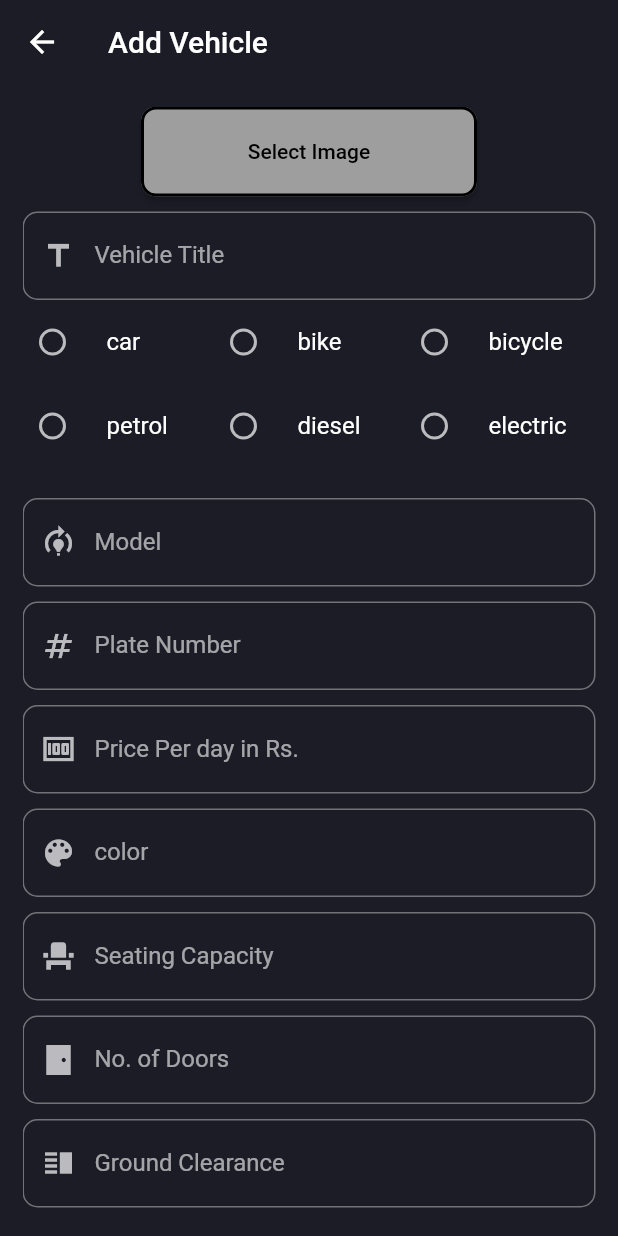
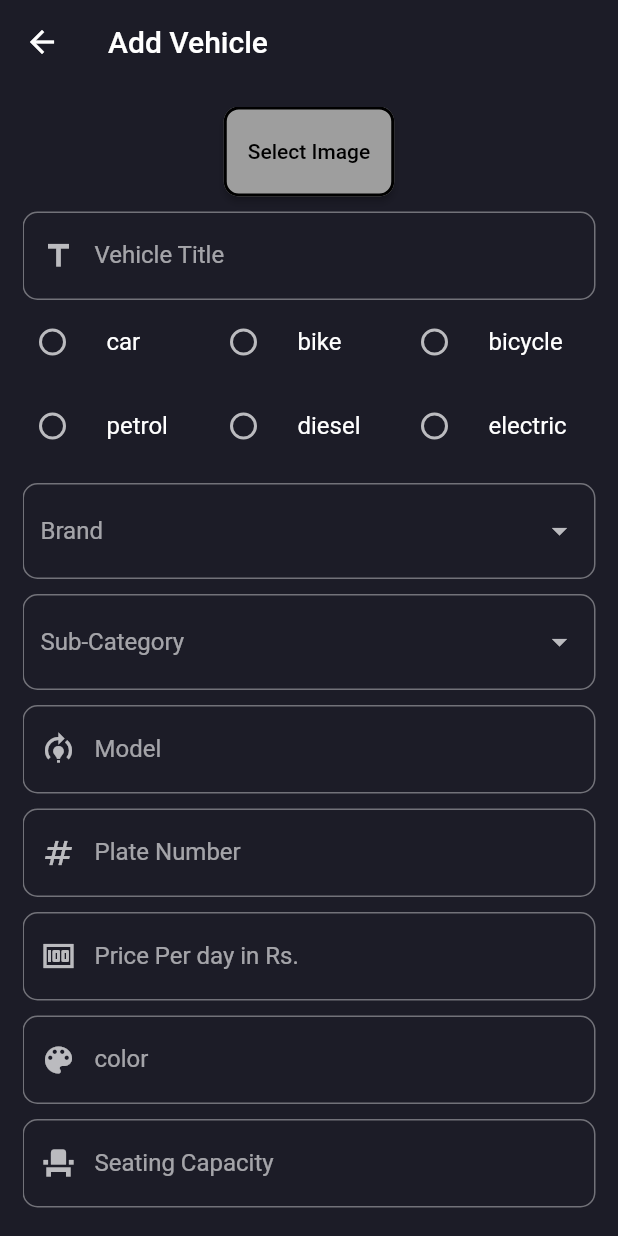
Before and after one commit to edr3x/vehicle_rental_application, a Flutter app: the AddVehiclePage screen opened by its route, on a phone screen of 412 x 824 dp. Run offline on Flutter 3.47's test engine with Material 2 defaults, Android fonts, the phone set to English and light mode, and no system bars; our stand-ins replace equatable, flutter_bloc, geocoding, geolocator, image_picker, shared_preferences; accounts and stored records are empty; network calls fail.

Commit message:
`fix:` null problem

```diff
--- a/lib/views/pages/vehicle/add_vehicle_page.dart
+++ b/lib/views/pages/vehicle/add_vehicle_page.dart
@@ -7,6 +7,7 @@ import 'package:rental_system_app/views/common/widgets/custom_error_dialogue.dar
 import 'package:rental_system_app/views/common/widgets/custom_snackbar.dart';
 import 'package:rental_system_app/views/pages/auth/widgets/auth_button.dart';
 import 'package:rental_system_app/views/pages/home/home_page.dart';
+import 'package:rental_system_app/views/pages/vehicle/widgets/vehicle_cats.dart';
 
 class AddVehiclePage extends StatefulWidget {
   static const String routeName = '/add-vehicle';
@@ -33,6 +34,16 @@ class _AddVehiclePageState extends State<AddVehiclePage> {
   DriveTrain? _drivetTrain;
   Transmission? _transmission;
 
+  String? _title;
+  String? _model;
+  String? _rate;
+  String? _latitude;
+  String? _longitude;
+  String? _description;
+  String? _rentGuidelines;
+  String? _color;
+  String? _plateNumber;
+
   String _selectedBrand = "Tesla";
   String _selectedSubCategory = "SUV";
 
@@ -55,21 +66,6 @@ class _AddVehiclePageState extends State<AddVehiclePage> {
       _image = pickedImage;
     });
   }
-
-  @override
-  Widget build(BuildContext context) {
-    String? title;
-    String? model;
-    String? rate;
-    String? latitude;
-    String? longitude;
-    String? description;
-    String? rentGuidelines;
-    String? color;
-    String? plateNumber;
-
-    latitude = context.read<CurrentLocationCubit>().state.position.latitude.toString();
-    longitude = context.read<CurrentLocationCubit>().state.position.longitude.toString();
 
   void submit() {
     setState(() {
@@ -119,25 +115,26 @@ class _AddVehiclePageState extends State<AddVehiclePage> {
     print("button pressed 1 \n\n");
 
     print(
-        " \n\n $type, $title, $model, $category, ${_image!.path}, $description, $plateNumber, $rentGuidelines, $transmission, $driveTrain, $_hasAC, $color, $latitude, $longitude!, $_hasAirbag, $_noOfDoors, $_hasUSBPort, $_hasBluetooth, $_seatingCapacity, $_hasAutoDrive, $_hasHeatedSeats, $_hasKeylessEntry, $_groundClearance, $_hasParkingSensors,",
+      " \n\n type: $type,\n title: $_title, \n model: $_model,\n category: $category,\n image: ${_image!.path},\n desc: $_description,\n plage: $_plateNumber, \n rentguidelines: $_rentGuidelines, transmission: $transmission, \n drive:  $driveTrain, ac: $_hasAC, color: $_color, \n lat: $_latitude, lon: $_longitude!, \n air: $_hasAirbag, doors:  $_noOfDoors, \n usb: $_hasUSBPort,\n blue: $_hasBluetooth, seaging:  $_seatingCapacity, auto: $_hasAutoDrive,\n heated:  $_hasHeatedSeats, \n keyless: $_hasKeylessEntry, gc: $_groundClearance,\n sensors: $_hasParkingSensors,",
     );
     // context.read<AddVehicleCubit>().addVehicle(
+    //       title: title!,
     //       type: type,
     //       brandId: "bfb48a75-cd07-4e8c-b5c3-1f373f906acd",
-      //       model: _model!,
+    //       model: model!,
     //       subCategoryId: "cee914e3-0c2d-4284-9bda-0f5f8765fefc", // have to do this
     //       category: category,
     //       imageFile: _image!.path,
-      //       description: _description!,
-      //       vehicleNumber: _plateNumber!,
-      //       rentGuidelines: _rentGuidelines!,
+    //       description: description!,
+    //       vehicleNumber: plateNumber!,
+    //       rentGuidelines: rentGuidelines!,
     //       transmission: transmission,
     //       driveTrain: driveTrain,
-      //       rate: "${_rate!}/day",
+    //       rate: "${rate!}/day",
     //       hasAC: _hasAC,
-      //       color: _color!,
-      //       lat: _latitude!,
-      //       lon: _longitude!,
+    //       color: color!,
+    //       lat: latitude!,
+    //       lon: longitude!,
     //       hasAirbag: _hasAirbag,
     //       noOfDoors: _noOfDoors,
     //       hasUSBPort: _hasUSBPort,
@@ -151,6 +148,11 @@ class _AddVehiclePageState extends State<AddVehiclePage> {
     //     );
     print("button pressed 2");
   }
+
+  @override
+  Widget build(BuildContext context) {
+    _latitude = context.read<CurrentLocationCubit>().state.position.latitude.toString();
+    _longitude = context.read<CurrentLocationCubit>().state.position.longitude.toString();
 
     return BlocConsumer<AddVehicleCubit, AddVehicleState>(
       listener: (context, state) {
@@ -179,8 +181,8 @@ class _AddVehiclePageState extends State<AddVehiclePage> {
                 child: Form(
                   key: _formKey,
                   autovalidateMode: _autovalidateMode,
-                  child: ListView(
-                    shrinkWrap: true,
+                  child: SingleChildScrollView(
+                    child: Column(
                       children: [
                         Padding(
                           padding: const EdgeInsets.symmetric(horizontal: 79.0),
@@ -221,51 +223,51 @@ class _AddVehiclePageState extends State<AddVehiclePage> {
                             return null;
                           },
                           onSaved: (String? value) {
-                          title = value!;
+                            _title = value!;
                           },
                         ),
                         categorySelect(),
                         typeSelect(),
                         const SizedBox(height: 10),
-                      // DropdownButtonFormField(
-                      //   decoration: const InputDecoration(
-                      //     labelText: 'Brand',
-                      //     border: OutlineInputBorder(
-                      //       borderRadius: BorderRadius.all(
-                      //         Radius.circular(10.0),
-                      //       ),
-                      //     ),
-                      //   ),
-                      //   items: brands.map((String value) {
-                      //     return DropdownMenuItem<String>(
-                      //       value: value,
-                      //       child: Text(value),
-                      //     );
-                      //   }).toList(),
-                      //   onChanged: (String? value) {
-                      //     _selectedBrand = value!;
-                      //   },
-                      // ),
-                      // const SizedBox(height: 10),
-                      // DropdownButtonFormField(
-                      //   decoration: const InputDecoration(
-                      //     labelText: 'Sub-Category',
-                      //     border: OutlineInputBorder(
-                      //       borderRadius: BorderRadius.all(
-                      //         Radius.circular(10.0),
-                      //       ),
-                      //     ),
-                      //   ),
-                      //   items: subCategories.map((String value) {
-                      //     return DropdownMenuItem<String>(
-                      //       value: value,
-                      //       child: Text(value),
-                      //     );
-                      //   }).toList(),
-                      //   onChanged: (String? value) {
-                      //     _selectedSubCategory = value!;
-                      //   },
-                      // ),
+                        DropdownButtonFormField(
+                          decoration: const InputDecoration(
+                            labelText: 'Brand',
+                            border: OutlineInputBorder(
+                              borderRadius: BorderRadius.all(
+                                Radius.circular(10.0),
+                              ),
+                            ),
+                          ),
+                          items: brands.map((String value) {
+                            return DropdownMenuItem<String>(
+                              value: value,
+                              child: Text(value),
+                            );
+                          }).toList(),
+                          onChanged: (String? value) {
+                            _selectedBrand = value!;
+                          },
+                        ),
+                        const SizedBox(height: 10),
+                        DropdownButtonFormField(
+                          decoration: const InputDecoration(
+                            labelText: 'Sub-Category',
+                            border: OutlineInputBorder(
+                              borderRadius: BorderRadius.all(
+                                Radius.circular(10.0),
+                              ),
+                            ),
+                          ),
+                          items: subCategories.map((String value) {
+                            return DropdownMenuItem<String>(
+                              value: value,
+                              child: Text(value),
+                            );
+                          }).toList(),
+                          onChanged: (String? value) {
+                            _selectedSubCategory = value!;
+                          },
+                        ),
                         const SizedBox(height: 10),
                         TextFormField(
                           autocorrect: false,
@@ -286,7 +288,7 @@ class _AddVehiclePageState extends State<AddVehiclePage> {
                             return null;
                           },
                           onSaved: (String? value) {
-                          model = value!;
+                            _model = value!;
                           },
                         ),
                         const SizedBox(height: 10),
@@ -309,7 +311,7 @@ class _AddVehiclePageState extends State<AddVehiclePage> {
                             return null;
                           },
                           onSaved: (String? value) {
-                          plateNumber = value!;
+                            _plateNumber = value!;
                           },
                         ),
                         const SizedBox(height: 10),
@@ -332,7 +334,7 @@ class _AddVehiclePageState extends State<AddVehiclePage> {
                             return null;
                           },
                           onSaved: (String? value) {
-                          model = value!;
+                            _rate = value!;
                           },
                         ),
                         const SizedBox(height: 10),
@@ -355,7 +357,7 @@ class _AddVehiclePageState extends State<AddVehiclePage> {
                             return null;
                           },
                           onSaved: (String? value) {
-                          model = value!;
+                            _color = value!;
                           },
                         ),
                         const SizedBox(height: 10),
@@ -518,7 +520,7 @@ class _AddVehiclePageState extends State<AddVehiclePage> {
                             return null;
                           },
                           onSaved: (String? value) {
-                          description = value!;
+                            _description = value!;
                           },
                         ),
                         const SizedBox(height: 10),
@@ -541,7 +543,7 @@ class _AddVehiclePageState extends State<AddVehiclePage> {
                             return null;
                           },
                           onSaved: (String? value) {
-                          rentGuidelines = value!;
+                            _rentGuidelines = value!;
                           },
                         ),
                         const SizedBox(height: 10),
@@ -550,6 +552,7 @@ class _AddVehiclePageState extends State<AddVehiclePage> {
                           onTap: submit,
                         ),
                       ],
+                    ),
                   ),
                 ),
               ),
--- a/lib/views/pages/vehicle/widgets/vehicle_cats.dart
+++ b/lib/views/pages/vehicle/widgets/vehicle_cats.dart
@@ -0,0 +1,3 @@
+List<String> subCategories = ["SUV", "Electric Bikes"];
+
+List<String> brands = ["Tesla", "Mahindra"];
```
Lines whose indentation alone changed are shown as unchanged.
